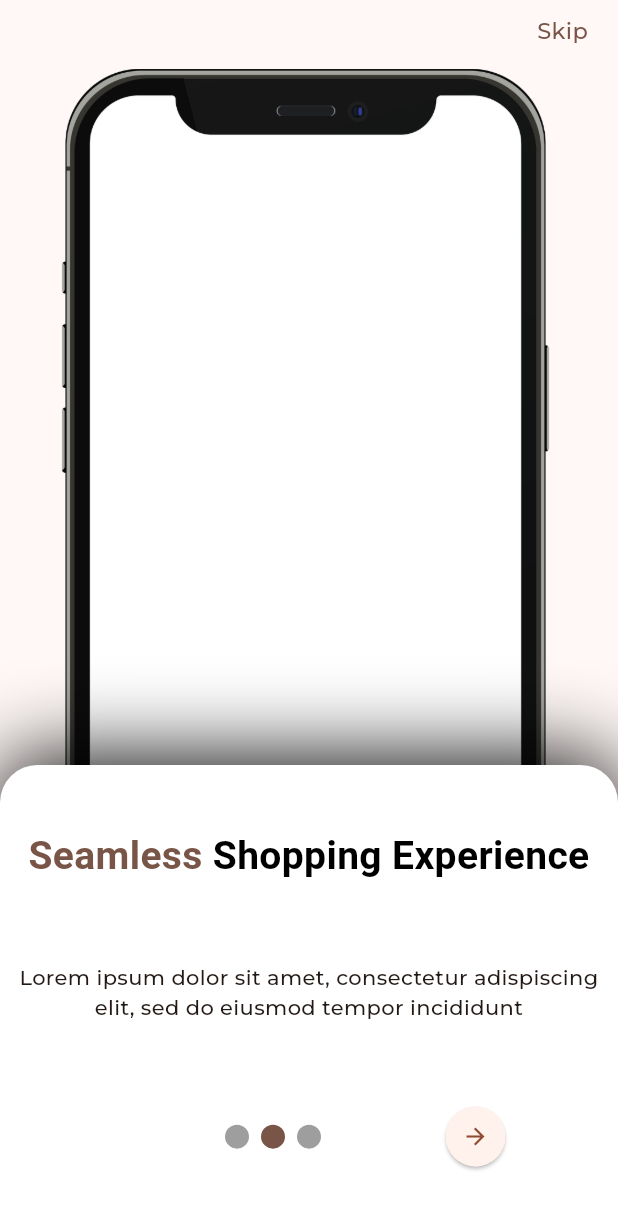
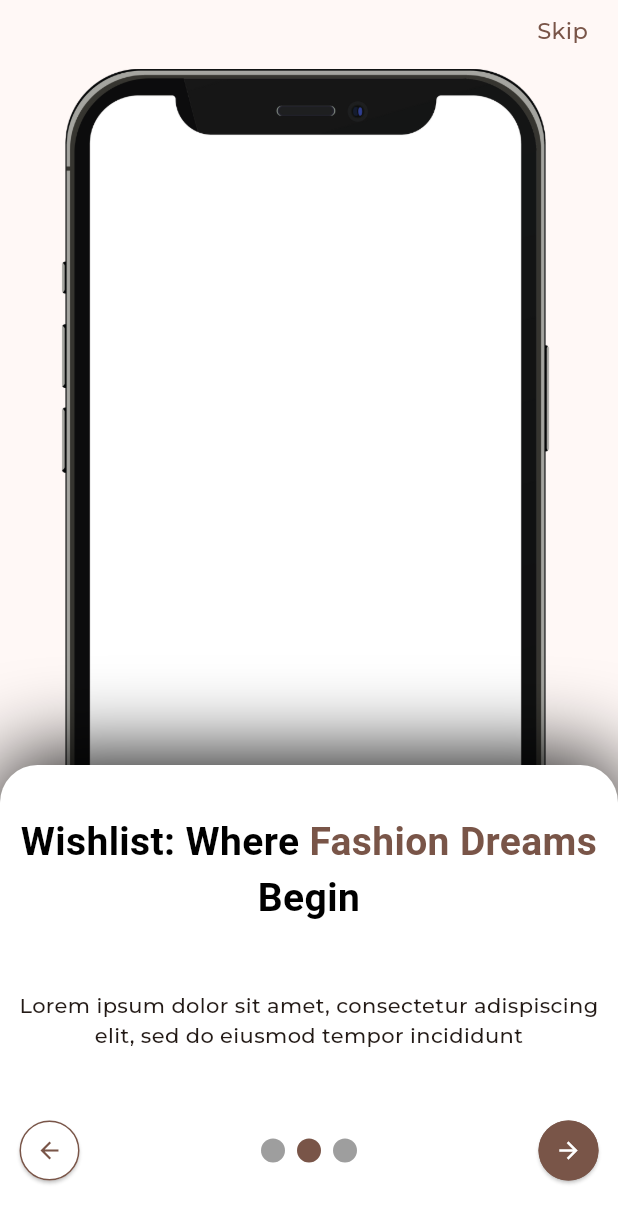
Before and after one commit to suheerthedev/clothing_app, a Flutter app: the screen it shows after launch, swiped to page 2, on a phone screen of 412 x 824 dp. Shown: the top 1223 px of the screen. Run offline on Flutter 3.47's test engine with Material 3 defaults, Android fonts, the phone set to English and light mode, and no system bars; drawn by our look-alikes of smooth_page_indicator; project files that could hold a hidden picture were left out.

Commit message:
Completed Onboarding Screen with all the functionalities

```diff
--- a/lib/screens/onboarding_screen_1.dart
+++ b/lib/screens/onboarding_screen_1.dart
@@ -21,6 +21,14 @@ class _OnboardingScreen1State extends State<OnboardingScreen1> {
             curve: Curves.easeInOut);
       });
     }
+  }
+
+  void _goToPreviousPage() {
+    setState(() {
+      currentPage--;
+      _controller.animateToPage(currentPage,
+          duration: const Duration(milliseconds: 500), curve: Curves.easeInOut);
+    });
   }
 
   @override
@@ -77,22 +85,76 @@ class _OnboardingScreen1State extends State<OnboardingScreen1> {
                 child: Column(
                   mainAxisAlignment: MainAxisAlignment.spaceEvenly,
                   children: [
-                    const Text.rich(
+                    Padding(
+                      padding: const EdgeInsets.only(left: 9, right: 9),
+                      child: Text.rich(
                         textAlign: TextAlign.center,
                         TextSpan(children: [
                           TextSpan(
-                            text: 'Seamless',
-                            style: TextStyle(
+                              text: currentPage == 0
+                                  ? 'Seamless'
+                                  : currentPage == 1
+                                      ? 'Wishlist: Where'
+                                      : 'Swift ',
+                              style: currentPage == 0
+                                  ? const TextStyle(
+                                      fontSize: 26,
+                                      fontWeight: FontWeight.bold,
+                                      color: Colors.brown)
+                                  : currentPage == 1
+                                      ? const TextStyle(
+                                          fontSize: 26,
+                                          fontWeight: FontWeight.bold,
+                                          color: Colors.black)
+                                      : const TextStyle(
                                           fontSize: 26,
                                           fontWeight: FontWeight.bold,
                                           color: Colors.brown)),
                           TextSpan(
-                            text: ' Shopping Experience',
-                            style: TextStyle(
+                              text: currentPage == 0
+                                  ? ' Shopping Experience'
+                                  : currentPage == 1
+                                      ? ' Fashion Dreams '
+                                      : 'and ',
+                              style: currentPage == 0
+                                  ? const TextStyle(
+                                      fontSize: 26,
+                                      fontWeight: FontWeight.bold,
+                                      color: Colors.black)
+                                  : currentPage == 1
+                                      ? const TextStyle(
+                                          fontSize: 26,
+                                          fontWeight: FontWeight.bold,
+                                          color: Colors.brown)
+                                      : const TextStyle(
                                           fontSize: 26,
                                           fontWeight: FontWeight.bold,
                                           color: Colors.black)),
+                          TextSpan(
+                              text: currentPage == 1
+                                  ? 'Begin'
+                                  : currentPage == 2
+                                      ? 'Relaible'
+                                      : null,
+                              style: currentPage == 1
+                                  ? const TextStyle(
+                                      fontSize: 26,
+                                      fontWeight: FontWeight.bold,
+                                      color: Colors.black)
+                                  : const TextStyle(
+                                      fontSize: 26,
+                                      fontWeight: FontWeight.bold,
+                                      color: Colors.brown)),
+                          TextSpan(
+                              text: currentPage == 2 ? ' Delivery' : null,
+                              style: currentPage == 2
+                                  ? const TextStyle(
+                                      fontSize: 26,
+                                      fontWeight: FontWeight.bold,
+                                      color: Colors.black)
+                                  : null),
                         ]),
+                      ),
                     ),
                     const Padding(
                       padding: EdgeInsets.all(10),
@@ -102,24 +164,51 @@ class _OnboardingScreen1State extends State<OnboardingScreen1> {
                       ),
                     ),
                     Row(
+                      mainAxisAlignment: MainAxisAlignment.spaceBetween,
                       children: [
-                        const SizedBox(
-                          width: 150,
+                        Visibility(
+                          maintainState: true,
+                          maintainSize: true,
+                          maintainAnimation: true,
+                          visible: currentPage == 0 ? false : true,
+                          child: ElevatedButton(
+                              style: ElevatedButton.styleFrom(
+                                  backgroundColor: Colors.white,
+                                  shape: const CircleBorder(),
+                                  side: const BorderSide(
+                                      color: Colors.brown,
+                                      style: BorderStyle.solid)),
+                              onPressed:
+                                  currentPage == 0 ? null : _goToPreviousPage,
+                              child: const Icon(
+                                Icons.arrow_back,
+                                color: Colors.brown,
+                              )),
                         ),
+                        // const SizedBox(
+                        //   width: 150,
+                        // ),
                         SmoothPageIndicator(
                           controller: _controller,
                           count: 3,
                           effect:
                               const WormEffect(activeDotColor: Colors.brown),
                         ),
-                        const SizedBox(
-                          width: 70,
-                        ),
+                        // const SizedBox(
+                        //   width: 70,
+                        // ),
                         ElevatedButton(
                             style: ElevatedButton.styleFrom(
-                                shape: const CircleBorder()),
+                                backgroundColor: Colors.brown,
+                                shape: const CircleBorder(),
+                                side: const BorderSide(
+                                    style: BorderStyle.solid,
+                                    color: Colors.brown)),
                             onPressed: _goToNextPage,
-                            child: const Icon(Icons.arrow_forward)),
+                            child: const Icon(
+                              Icons.arrow_forward,
+                              color: Colors.white,
+                            )),
                       ],
                     )
                   ],
```
Lines whose indentation alone changed are shown as unchanged.
